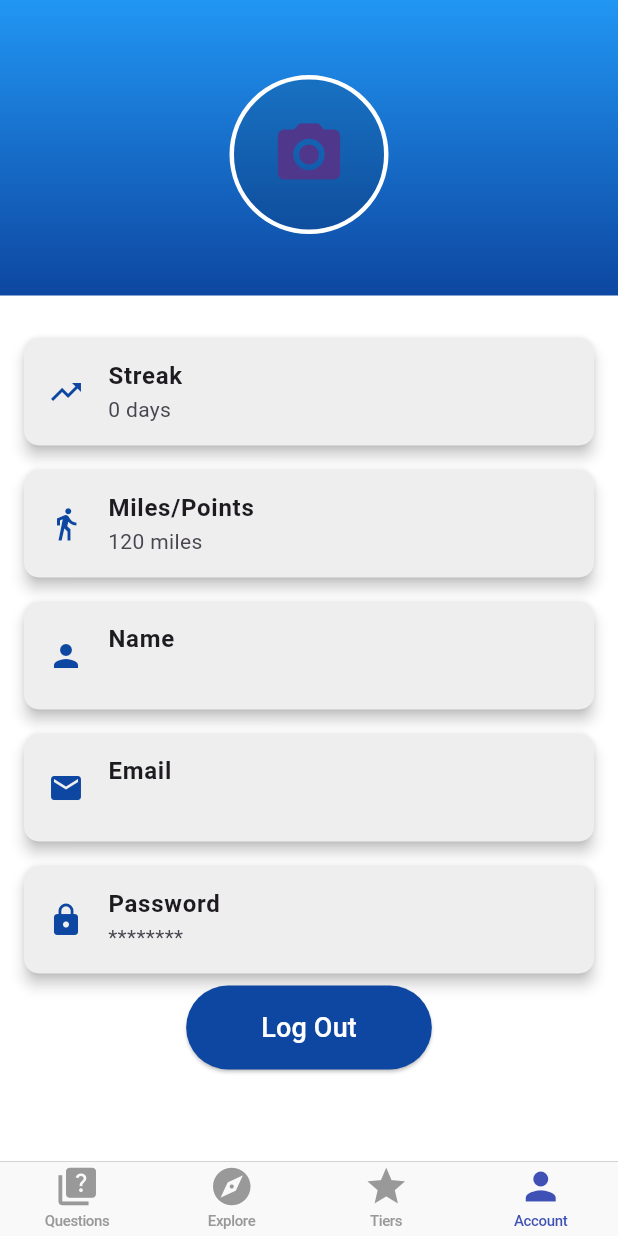
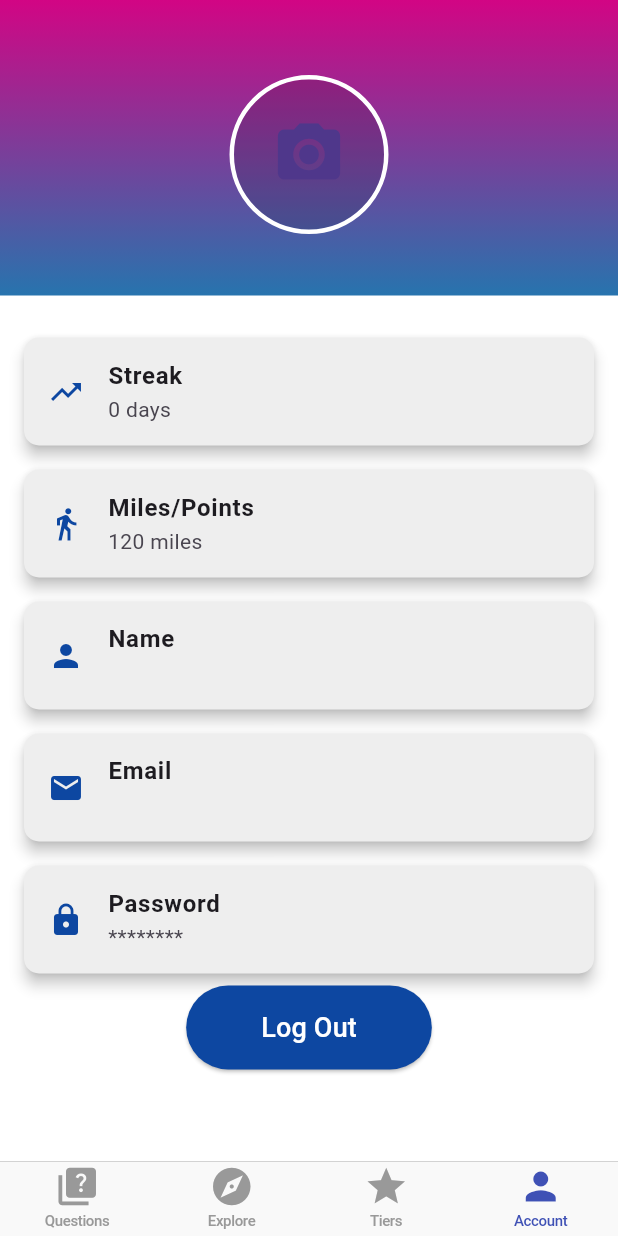
Before and after one commit to alaskawaiian/alaskawaiian, a Flutter app: the screen it shows once a user with an empty profile is signed in, item 4 of the bottom bar chosen, on a phone screen of 412 x 824 dp. Run offline on Flutter 3.47's test engine with Material 3 defaults, Android fonts, the phone set to English and light mode, and no system bars; our stand-ins replace cloud_firestore, firebase_auth, firebase_core, firebase_messaging, flutter_riverpod, flutter_svg and 4 more; accounts and stored records are empty.

Commit message:
remove account streak, change backgrounds

```diff
--- a/lib/features/account/presentation/account_page.dart
+++ b/lib/features/account/presentation/account_page.dart
@@ -3,6 +3,7 @@ import 'dart:async';
 import 'package:firebase_auth/firebase_auth.dart';
 import 'package:flutter/material.dart';
 import 'package:flutter_riverpod/flutter_riverpod.dart';
+import 'package:starter_architecture_flutter_firebase/features/custom_colors.dart';
 
 import '../../../repositories/firestore/firestore_providers.dart';
 import '../../show_alert_dialog.dart';
@@ -56,7 +57,7 @@ class AccountPage extends ConsumerWidget {
               width: double.infinity,
               decoration: BoxDecoration(
                 gradient: LinearGradient(
-                  colors: [Colors.blue[500]!, Colors.blue[900]!],
+                  colors: [hawaiianPink, alaskaBlue],
                   begin: Alignment.topCenter,
                   end: Alignment.bottomCenter,
                 ),
--- a/lib/features/question/presentation/questions_page.dart
+++ b/lib/features/question/presentation/questions_page.dart
@@ -1,5 +1,6 @@
 import 'package:flutter/material.dart';
 import 'package:flutter_riverpod/flutter_riverpod.dart';
+import 'package:starter_architecture_flutter_firebase/features/custom_colors.dart';
 
 import '../../user/data/user_database_provider.dart';
 import '../../user/domain/user.dart';
@@ -57,7 +58,7 @@ class _QuestionsPageState extends ConsumerState<QuestionsPage> {
               Container(
                 decoration: BoxDecoration(
                   gradient: LinearGradient(
-                    colors: [Colors.blue[900]!, Colors.black],
+                    colors: [hawaiianPink, alaskaBlue],
                     begin: Alignment.topCenter,
                     end: Alignment.bottomCenter,
                   ),
```
